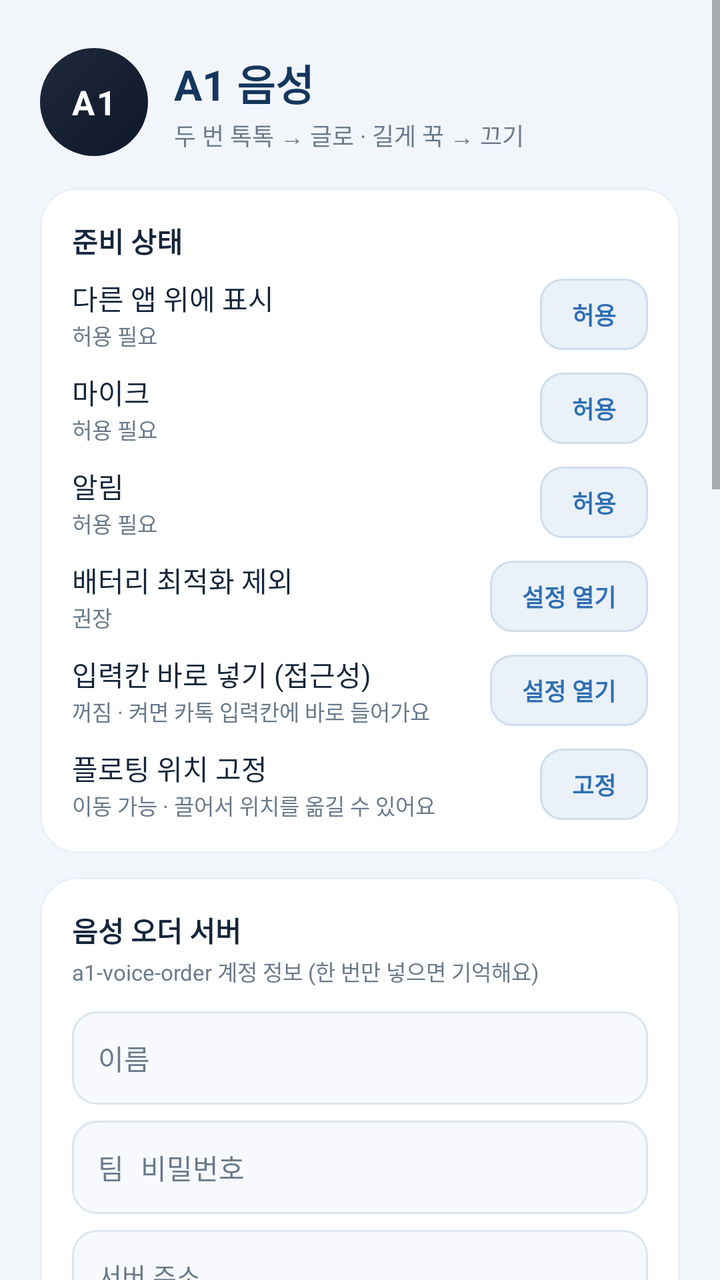
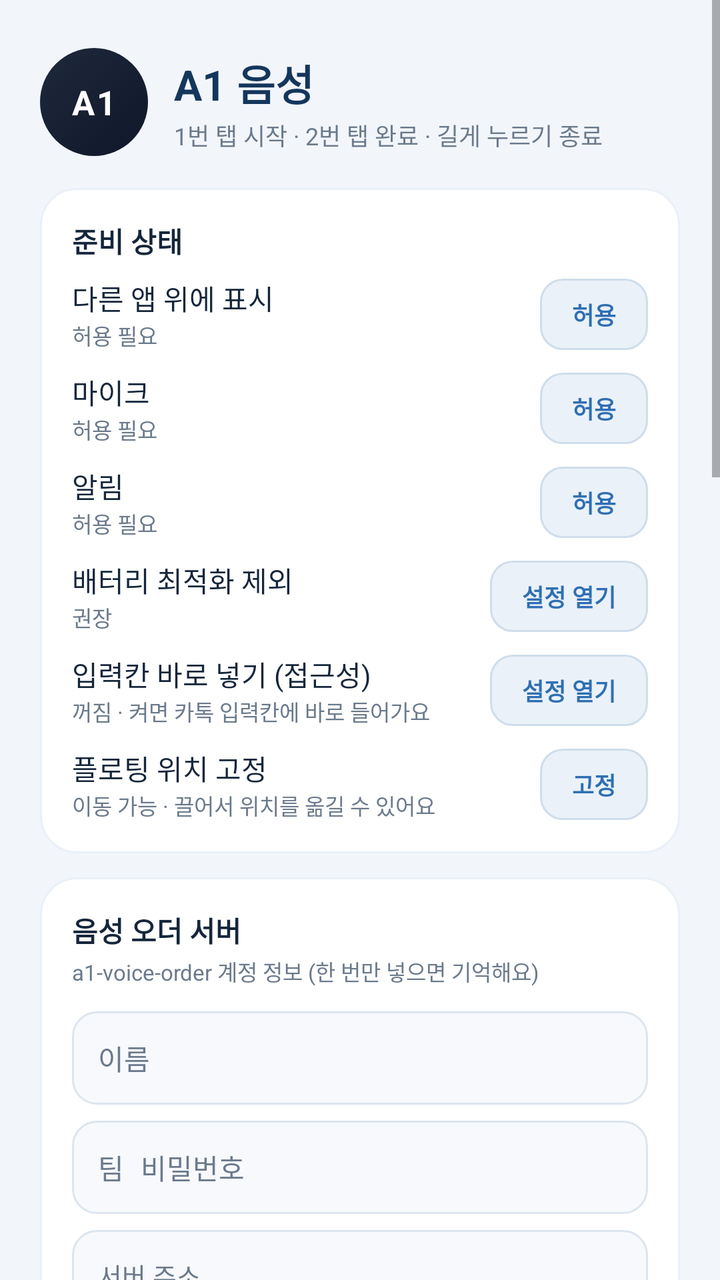

Two renders of the same Android screen: before a commit and after it. Below are the layout's source before the change and the commit's diff.
<!-- AndroidManifest.xml: application theme AppTheme -->
<!-- res/layout/activity_main.xml -->
<?xml version="1.0" encoding="utf-8"?>
<ScrollView xmlns:android="http://schemas.android.com/apk/res/android"
    android:layout_width="match_parent"
    android:layout_height="match_parent"
    android:background="@color/bg"
    android:fillViewport="true">

    <LinearLayout
        android:layout_width="match_parent"
        android:layout_height="wrap_content"
        android:orientation="vertical"
        android:paddingLeft="20dp"
        android:paddingRight="20dp"
        android:paddingTop="24dp"
        android:paddingBottom="28dp">

        <LinearLayout
            android:layout_width="match_parent"
            android:layout_height="wrap_content"
            android:orientation="horizontal"
            android:gravity="center_vertical">

            <FrameLayout
                android:layout_width="54dp"
                android:layout_height="54dp">

                <View
                    android:layout_width="match_parent"
                    android:layout_height="match_parent"
                    android:background="@drawable/bg_logo"/>

                <TextView
                    android:layout_width="wrap_content"
                    android:layout_height="wrap_content"
                    android:layout_gravity="center"
                    android:text="A1"
                    android:textColor="@color/white"
                    android:textSize="17sp"
                    android:textStyle="bold"
                    android:letterSpacing="0.06"/>
            </FrameLayout>

            <LinearLayout
                android:layout_width="0dp"
                android:layout_height="wrap_content"
                android:layout_weight="1"
                android:layout_marginLeft="13dp"
                android:orientation="vertical">

                <TextView
                    android:layout_width="wrap_content"
                    android:layout_height="wrap_content"
                    android:text="A1 음성"
                    android:textColor="@color/brand_navy"
                    android:textSize="21sp"
                    android:textStyle="bold"/>

                <TextView
                    android:layout_width="wrap_content"
                    android:layout_height="wrap_content"
                    android:layout_marginTop="2dp"
                    android:text="두 번 톡톡 → 글로 · 길게 꾹 → 끄기"
                    android:textColor="@color/text_secondary"
                    android:textSize="12sp"/>
            </LinearLayout>
        </LinearLayout>

        <LinearLayout
            android:layout_width="match_parent"
            android:layout_height="wrap_content"
            android:orientation="vertical"
            android:background="@drawable/bg_card"
            android:padding="16dp"
            android:layout_marginTop="16dp">

            <TextView
                android:layout_width="wrap_content"
                android:layout_height="wrap_content"
                android:text="준비 상태"
                android:textColor="@color/text_primary"
                android:textSize="14sp"
                android:textStyle="bold"/>

            <LinearLayout
                android:layout_width="match_parent"
                android:layout_height="wrap_content"
                android:layout_marginTop="8dp"
                android:orientation="horizontal"
                android:gravity="center_vertical">

                <LinearLayout
                    android:layout_width="0dp"
                    android:layout_height="wrap_content"
                    android:layout_weight="1"
                    android:orientation="vertical">

                    <TextView
                        android:layout_width="wrap_content"
                        android:layout_height="wrap_content"
                        android:text="다른 앱 위에 표시"
                        android:textColor="@color/text_primary"
                        android:textSize="14sp"/>

                    <TextView
                        android:id="@+id/tv_overlay"
                        android:layout_width="wrap_content"
                        android:layout_height="wrap_content"
                        android:text="허용 필요"
                        android:textColor="@color/text_secondary"
                        android:textSize="11sp"/>
                </LinearLayout>

                <TextView
                    android:id="@+id/btn_overlay"
                    android:layout_width="wrap_content"
                    android:layout_height="wrap_content"
                    android:background="@drawable/bg_btn_small"
                    android:paddingLeft="16dp"
                    android:paddingRight="16dp"
                    android:paddingTop="9dp"
                    android:paddingBottom="9dp"
                    android:text="허용"
                    android:textColor="@color/brand_blue"
                    android:textSize="12sp"
                    android:textStyle="bold"/>
            </LinearLayout>

            <LinearLayout
                android:layout_width="match_parent"
                android:layout_height="wrap_content"
                android:layout_marginTop="10dp"
                android:orientation="horizontal"
                android:gravity="center_vertical">

                <LinearLayout
                    android:layout_width="0dp"
                    android:layout_height="wrap_content"
                    android:layout_weight="1"
                    android:orientation="vertical">

                    <TextView
                        android:layout_width="wrap_content"
                        android:layout_height="wrap_content"
                        android:text="마이크"
                        android:textColor="@color/text_primary"
                        android:textSize="14sp"/>

                    <TextView
                        android:id="@+id/tv_mic"
                        android:layout_width="wrap_content"
                        android:layout_height="wrap_content"
                        android:text="허용 필요"
                        android:textColor="@color/text_secondary"
                        android:textSize="11sp"/>
                </LinearLayout>

                <TextView
                    android:id="@+id/btn_mic"
                    android:layout_width="wrap_content"
                    android:layout_height="wrap_content"
                    android:background="@drawable/bg_btn_small"
                    android:paddingLeft="16dp"
                    android:paddingRight="16dp"
                    android:paddingTop="9dp"
                    android:paddingBottom="9dp"
                    android:text="허용"
                    android:textColor="@color/brand_blue"
                    android:textSize="12sp"
                    android:textStyle="bold"/>
            </LinearLayout>

            <LinearLayout
                android:layout_width="match_parent"
                android:layout_height="wrap_content"
                android:layout_marginTop="10dp"
                android:orientation="horizontal"
                android:gravity="center_vertical">

                <LinearLayout
                    android:layout_width="0dp"
                    android:layout_height="wrap_content"
                    android:layout_weight="1"
                    android:orientation="vertical">

                    <TextView
                        android:layout_width="wrap_content"
                        android:layout_height="wrap_content"
                        android:text="알림"
                        android:textColor="@color/text_primary"
                        android:textSize="14sp"/>

                    <TextView
                        android:id="@+id/tv_noti"
                        android:layout_width="wrap_content"
                        android:layout_height="wrap_content"
                        android:text="허용 필요"
                        android:textColor="@color/text_secondary"
                        android:textSize="11sp"/>
                </LinearLayout>

                <TextView
                    android:id="@+id/btn_noti"
                    android:layout_width="wrap_content"
                    android:layout_height="wrap_content"
                    android:background="@drawable/bg_btn_small"
                    android:paddingLeft="16dp"
                    android:paddingRight="16dp"
                    android:paddingTop="9dp"
                    android:paddingBottom="9dp"
                    android:text="허용"
                    android:textColor="@color/brand_blue"
                    android:textSize="12sp"
                    android:textStyle="bold"/>
            </LinearLayout>

            <LinearLayout
                android:layout_width="match_parent"
                android:layout_height="wrap_content"
                android:layout_marginTop="10dp"
                android:orientation="horizontal"
                android:gravity="center_vertical">

                <LinearLayout
                    android:layout_width="0dp"
                    android:layout_height="wrap_content"
                    android:layout_weight="1"
                    android:orientation="vertical">

                    <TextView
                        android:layout_width="wrap_content"
                        android:layout_height="wrap_content"
                        android:text="배터리 최적화 제외"
                        android:textColor="@color/text_primary"
                        android:textSize="14sp"/>

                    <TextView
                        android:id="@+id/tv_battery"
                        android:layout_width="wrap_content"
                        android:layout_height="wrap_content"
                        android:text="권장"
                        android:textColor="@color/text_secondary"
                        android:textSize="11sp"/>
                </LinearLayout>

                <TextView
                    android:id="@+id/btn_battery"
                    android:layout_width="wrap_content"
                    android:layout_height="wrap_content"
                    android:background="@drawable/bg_btn_small"
                    android:paddingLeft="16dp"
                    android:paddingRight="16dp"
                    android:paddingTop="9dp"
                    android:paddingBottom="9dp"
                    android:text="설정 열기"
                    android:textColor="@color/brand_blue"
                    android:textSize="12sp"
                    android:textStyle="bold"/>
            </LinearLayout>

            <LinearLayout
                android:layout_width="match_parent"
                android:layout_height="wrap_content"
                android:layout_marginTop="10dp"
                android:orientation="horizontal"
                android:gravity="center_vertical">

                <LinearLayout
                    android:layout_width="0dp"
                    android:layout_height="wrap_content"
                    android:layout_weight="1"
                    android:orientation="vertical">

                    <TextView
                        android:layout_width="wrap_content"
                        android:layout_height="wrap_content"
                        android:text="입력칸 바로 넣기 (접근성)"
                        android:textColor="@color/text_primary"
                        android:textSize="14sp"/>

                    <TextView
                        android:id="@+id/tv_access"
                        android:layout_width="wrap_content"
                        android:layout_height="wrap_content"
                        android:text="꺼짐 · 켜면 카톡 입력칸에 바로 들어가요"
                        android:textColor="@color/text_secondary"
                        android:textSize="11sp"/>
                </LinearLayout>

                <TextView
                    android:id="@+id/btn_access"
                    android:layout_width="wrap_content"
                    android:layout_height="wrap_content"
                    android:background="@drawable/bg_btn_small"
                    android:paddingLeft="16dp"
                    android:paddingRight="16dp"
                    android:paddingTop="9dp"
                    android:paddingBottom="9dp"
                    android:text="설정 열기"
                    android:textColor="@color/brand_blue"
                    android:textSize="12sp"
                    android:textStyle="bold"/>
            </LinearLayout>

            
            <LinearLayout
                android:layout_width="match_parent"
                android:layout_height="wrap_content"
                android:layout_marginTop="10dp"
                android:orientation="horizontal"
                android:gravity="center_vertical">

                <LinearLayout
                    android:layout_width="0dp"
                    android:layout_height="wrap_content"
                    android:layout_weight="1"
                    android:orientation="vertical">

                    <TextView
                        android:layout_width="wrap_content"
                        android:layout_height="wrap_content"
                        android:text="플로팅 위치 고정"
                        android:textColor="@color/text_primary"
                        android:textSize="14sp"/>

                    <TextView
                        android:id="@+id/tv_lock"
                        android:layout_width="wrap_content"
                        android:layout_height="wrap_content"
                        android:text="이동 가능 · 끌어서 위치를 옮길 수 있어요"
                        android:textColor="@color/text_secondary"
                        android:textSize="11sp"/>
                </LinearLayout>

                <TextView
                    android:id="@+id/btn_lock"
                    android:layout_width="wrap_content"
                    android:layout_height="wrap_content"
                    android:background="@drawable/bg_btn_small"
                    android:paddingLeft="16dp"
                    android:paddingRight="16dp"
                    android:paddingTop="9dp"
                    android:paddingBottom="9dp"
                    android:text="고정"
                    android:textColor="@color/brand_blue"
                    android:textSize="12sp"
                    android:textStyle="bold"/>
            </LinearLayout>
        </LinearLayout>

        <LinearLayout
            android:layout_width="match_parent"
            android:layout_height="wrap_content"
            android:orientation="vertical"
            android:background="@drawable/bg_card"
            android:padding="16dp"
            android:layout_marginTop="12dp">

            <TextView
                android:layout_width="wrap_content"
                android:layout_height="wrap_content"
                android:text="음성 오더 서버"
                android:textColor="@color/text_primary"
                android:textSize="14sp"
                android:textStyle="bold"/>

            <TextView
                android:layout_width="wrap_content"
                android:layout_height="wrap_content"
                android:layout_marginTop="2dp"
                android:text="a1-voice-order 계정 정보 (한 번만 넣으면 기억해요)"
                android:textColor="@color/text_secondary"
                android:textSize="11sp"/>

            <EditText
                android:id="@+id/et_name"
                android:layout_width="match_parent"
                android:layout_height="wrap_content"
                android:layout_marginTop="12dp"
                android:background="@drawable/bg_input"
                android:padding="13dp"
                android:hint="이름"
                android:textSize="14sp"
                android:textColor="@color/text_primary"
                android:textColorHint="@color/text_secondary"
                android:inputType="textPersonName"
                android:singleLine="true"/>

            <EditText
                android:id="@+id/et_pass"
                android:layout_width="match_parent"
                android:layout_height="wrap_content"
                android:layout_marginTop="8dp"
                android:background="@drawable/bg_input"
                android:padding="13dp"
                android:hint="팀 비밀번호"
                android:textSize="14sp"
                android:textColor="@color/text_primary"
                android:textColorHint="@color/text_secondary"
                android:inputType="textPassword"
                android:singleLine="true"/>

            <EditText
                android:id="@+id/et_server"
                android:layout_width="match_parent"
                android:layout_height="wrap_content"
                android:layout_marginTop="8dp"
                android:background="@drawable/bg_input"
                android:padding="13dp"
                android:hint="서버 주소"
                android:textSize="13sp"
                android:textColor="@color/text_primary"
                android:textColorHint="@color/text_secondary"
                android:inputType="textUri"
                android:singleLine="true"/>

            <LinearLayout
                android:layout_width="match_parent"
                android:layout_height="wrap_content"
                android:layout_marginTop="12dp"
                android:orientation="horizontal"
                android:gravity="center_vertical">

                <TextView
                    android:id="@+id/tv_save"
                    android:layout_width="0dp"
                    android:layout_height="wrap_content"
                    android:layout_weight="1"
                    android:text=""
                    android:textColor="@color/brand_blue"
                    android:textSize="12sp"/>

                <TextView
                    android:id="@+id/btn_save"
                    android:layout_width="wrap_content"
                    android:layout_height="wrap_content"
                    android:background="@drawable/bg_btn_primary"
                    android:paddingLeft="22dp"
                    android:paddingRight="22dp"
                    android:paddingTop="11dp"
                    android:paddingBottom="11dp"
                    android:text="저장"
                    android:textColor="@color/white"
                    android:textSize="13sp"
                    android:textStyle="bold"/>
            </LinearLayout>
        </LinearLayout>

        <LinearLayout
            android:layout_width="match_parent"
            android:layout_height="wrap_content"
            android:orientation="vertical"
            android:background="@drawable/bg_card"
            android:padding="16dp"
            android:layout_marginTop="12dp">

            <TextView
                android:layout_width="wrap_content"
                android:layout_height="wrap_content"
                android:text="쓰는 방법"
                android:textColor="@color/text_primary"
                android:textSize="14sp"
                android:textStyle="bold"/>

            <TextView
                android:layout_width="match_parent"
                android:layout_height="wrap_content"
                android:layout_marginTop="8dp"
                android:text="1. 이름과 팀 비밀번호를 넣고 [저장] → 로그인이 확인되면 아래 버튼으로 A1 배지를 띄웁니다(반투명 둥근 배지 + 상태 점).\n2. 카톡·문자·네이트온 어디서든 A1을 두 번 톡톡 누르고 말합니다. 말하는 동안 A1 위에 작은 자막이 실시간으로 떠서 최근 말이 계속 보입니다.\n3. 말이 끝나면 A1을 한 번 누릅니다. 자막 창이 닫히고 정확한 글자(OpenAI)로 바뀌어 입력칸에 들어갑니다. (2분이 지나면 자동 종료)\n4. 접근성을 켜 두면 말이 끝난 자리(입력칸)에 글자가 바로 들어갑니다. 꺼 두면 지금처럼 복사 창이 떠요.\n5. A1을 길게 꾹 누르면 플로팅이 꺼집니다(녹음 중이면 그 녹음은 버립니다). 녹음 파일로 저장하려면 알림의 [녹음] 또는 결과 창의 [녹음]을 누르고, 끝나면 A1을 한 번 누릅니다 → Recordings/A1녹음 (최대 60분).\n6. 배지 상태 점: 초록=켜짐/대기, 하늘색=말하는 중, 노랑=글자로 바꾸는 중.\n7. 폰에 있는 통화·회의 녹음은 플로팅 버튼 아래 [음성 파일 변환]에서 열면 15분씩 나눠 글로 바꾸고, 기록은 이 폰에만 저장됩니다.\n8. 홈 화면 위젯(점 초록=켜짐/회색=꺼짐)을 한 번 누르거나 상단 빠른 설정 타일로 켜고 끌 수 있습니다. 배지가 자꾸 움직이면 위 [플로팅 위치 고정]을 켜 두세요."
                android:textColor="@color/text_secondary"
                android:textSize="12sp"
                android:lineSpacingExtra="4dp"/>
        </LinearLayout>

        <TextView
            android:id="@+id/btn_toggle"
            android:layout_width="match_parent"
            android:layout_height="wrap_content"
            android:layout_marginTop="18dp"
            android:background="@drawable/bg_btn_primary"
            android:gravity="center"
            android:paddingTop="18dp"
            android:paddingBottom="18dp"
            android:text="플로팅 켜기"
            android:textColor="@color/white"
            android:textSize="16sp"
            android:textStyle="bold"/>

        <TextView
            android:id="@+id/tv_toggle_hint"
            android:layout_width="match_parent"
            android:layout_height="wrap_content"
            android:layout_marginTop="9dp"
            android:gravity="center"
            android:text="켜 두면 다른 앱을 써도 A1이 화면 위에 떠 있어요."
            android:textColor="@color/text_secondary"
            android:textSize="11sp"/>

        <LinearLayout
            android:layout_width="match_parent"
            android:layout_height="wrap_content"
            android:orientation="vertical"
            android:background="@drawable/bg_card"
            android:padding="16dp"
            android:layout_marginTop="14dp">

            <TextView
                android:layout_width="wrap_content"
                android:layout_height="wrap_content"
                android:text="음성 파일 변환 (녹음 열기)"
                android:textColor="@color/text_primary"
                android:textSize="14sp"
                android:textStyle="bold"/>

            <TextView
                android:layout_width="match_parent"
                android:layout_height="wrap_content"
                android:layout_marginTop="3dp"
                android:text="폰에 있는 통화·회의 녹음(m4a·mp3·wav·ogg…)을 열어 글로 바꿔요. 15분이 넘으면 자동으로 나눠서 순서대로 변환합니다."
                android:textColor="@color/text_secondary"
                android:textSize="11sp"
                android:lineSpacingExtra="2dp"/>

            <LinearLayout
                android:layout_width="match_parent"
                android:layout_height="wrap_content"
                android:layout_marginTop="12dp"
                android:orientation="horizontal">

                <TextView
                    android:id="@+id/btn_pick_file"
                    android:layout_width="0dp"
                    android:layout_height="wrap_content"
                    android:layout_weight="1"
                    android:layout_marginRight="8dp"
                    android:background="@drawable/bg_btn_primary"
                    android:gravity="center"
                    android:paddingTop="14dp"
                    android:paddingBottom="14dp"
                    android:text="녹음 파일 열기"
                    android:textColor="@color/white"
                    android:textSize="14sp"
                    android:textStyle="bold"/>

                <TextView
                    android:id="@+id/btn_pick_folder"
                    android:layout_width="wrap_content"
                    android:layout_height="wrap_content"
                    android:background="@drawable/bg_btn_small"
                    android:paddingLeft="16dp"
                    android:paddingRight="16dp"
                    android:paddingTop="9dp"
                    android:paddingBottom="9dp"
                    android:text="폴더 열기"
                    android:textColor="@color/brand_blue"
                    android:textSize="12sp"
                    android:textStyle="bold"/>
            </LinearLayout>

            <LinearLayout
                android:layout_width="match_parent"
                android:layout_height="wrap_content"
                android:layout_marginTop="12dp"
                android:orientation="horizontal"
                android:gravity="center_vertical">

                <TextView
                    android:id="@+id/tv_history"
                    android:layout_width="0dp"
                    android:layout_height="wrap_content"
                    android:layout_weight="1"
                    android:text="변환 기록 0건 · 이 기기에만 저장"
                    android:textColor="@color/text_secondary"
                    android:textSize="11sp"/>

                <TextView
                    android:id="@+id/btn_history"
                    android:layout_width="wrap_content"
                    android:layout_height="wrap_content"
                    android:background="@drawable/bg_btn_small"
                    android:paddingLeft="16dp"
                    android:paddingRight="16dp"
                    android:paddingTop="9dp"
                    android:paddingBottom="9dp"
                    android:text="기록 보기"
                    android:textColor="@color/brand_blue"
                    android:textSize="12sp"
                    android:textStyle="bold"/>
            </LinearLayout>
        </LinearLayout>

        <TextView
            android:id="@+id/tv_version"
            android:layout_width="match_parent"
            android:layout_height="wrap_content"
            android:layout_marginTop="14dp"
            android:gravity="center"
            android:padding="6dp"
            android:text="A1 음성 v1.8"
            android:textColor="@color/text_secondary"
            android:textSize="10sp"/>
    </LinearLayout>
</ScrollView>
<!-- resources referenced by this layout -->
<resources>
  <color name="bg">#F2F6FB</color>
  <color name="brand_blue">#2F6FB2</color>
  <color name="brand_navy">#14365D</color>
  <color name="text_primary">#15263B</color>
  <color name="text_secondary">#6B7A8C</color>
  <color name="white">#FFFFFF</color>
  <!-- drawable bg_btn_primary (drawable) -->
  <?xml version="1.0" encoding="utf-8"?>
  <shape xmlns:android="http://schemas.android.com/apk/res/android" android:shape="rectangle">
      <gradient android:type="linear" android:angle="0" android:startColor="#2F6FB2" android:endColor="#14365D"/>
      <corners android:radius="14dp"/>
  </shape>
  <!-- drawable bg_btn_small (drawable) -->
  <?xml version="1.0" encoding="utf-8"?>
  <shape xmlns:android="http://schemas.android.com/apk/res/android" android:shape="rectangle">
      <solid android:color="#EAF1F9"/>
      <corners android:radius="11dp"/>
      <stroke android:width="1dp" android:color="#CFDDEB"/>
  </shape>
  <!-- drawable bg_card (drawable) -->
  <?xml version="1.0" encoding="utf-8"?>
  <shape xmlns:android="http://schemas.android.com/apk/res/android" android:shape="rectangle">
      <solid android:color="@color/card"/>
      <corners android:radius="18dp"/>
      <stroke android:width="1dp" android:color="#EAF0F7"/>
  </shape>
  <!-- drawable bg_input (drawable) -->
  <?xml version="1.0" encoding="utf-8"?>
  <shape xmlns:android="http://schemas.android.com/apk/res/android" android:shape="rectangle">
      <solid android:color="#F7F9FC"/>
      <corners android:radius="12dp"/>
      <stroke android:width="1dp" android:color="@color/line"/>
  </shape>
  <!-- drawable bg_logo (drawable) -->
  <?xml version="1.0" encoding="utf-8"?>
  <shape xmlns:android="http://schemas.android.com/apk/res/android" android:shape="oval">
      <gradient android:type="linear" android:angle="315" android:startColor="#1E293B" android:endColor="#0F172A"/>
  </shape>
  <style name="AppTheme" parent="@android:style/Theme.Material.Light.NoActionBar">
          <item name="android:colorPrimary">@color/brand_navy</item>
          <item name="android:colorPrimaryDark">@color/brand_navy</item>
          <item name="android:colorAccent">@color/brand_blue</item>
          <item name="android:statusBarColor">@color/brand_navy</item>
          <item name="android:windowBackground">@color/bg</item>
      </style>
  <color name="card">#FFFFFF</color>
  <color name="line">#DCE5EF</color>
</resources>

<!-- the commit's change to res/layout/activity_main.xml (unified diff, before → after) -->
@@ -59,7 +59,7 @@
                     android:layout_width="wrap_content"
                     android:layout_height="wrap_content"
                     android:layout_marginTop="2dp"
-                    android:text="두 번 톡톡 → 글로 · 길게 꾹 → 끄기"
+                    android:text="1번 탭 시작 · 2번 탭 완료 · 길게 누르기 종료"
                     android:textColor="@color/text_secondary"
                     android:textSize="12sp"/>
             </LinearLayout>
@@ -465,7 +465,7 @@
                 android:layout_width="match_parent"
                 android:layout_height="wrap_content"
                 android:layout_marginTop="8dp"
-                android:text="1. 이름과 팀 비밀번호를 넣고 [저장] → 로그인이 확인되면 아래 버튼으로 A1 배지를 띄웁니다(반투명 둥근 배지 + 상태 점).\n2. 카톡·문자·네이트온 어디서든 A1을 두 번 톡톡 누르고 말합니다. 말하는 동안 A1 위에 작은 자막이 실시간으로 떠서 최근 말이 계속 보입니다.\n3. 말이 끝나면 A1을 한 번 누릅니다. 자막 창이 닫히고 정확한 글자(OpenAI)로 바뀌어 입력칸에 들어갑니다. (2분이 지나면 자동 종료)\n4. 접근성을 켜 두면 말이 끝난 자리(입력칸)에 글자가 바로 들어갑니다. 꺼 두면 지금처럼 복사 창이 떠요.\n5. A1을 길게 꾹 누르면 플로팅이 꺼집니다(녹음 중이면 그 녹음은 버립니다). 녹음 파일로 저장하려면 알림의 [녹음] 또는 결과 창의 [녹음]을 누르고, 끝나면 A1을 한 번 누릅니다 → Recordings/A1녹음 (최대 60분).\n6. 배지 상태 점: 초록=켜짐/대기, 하늘색=말하는 중, 노랑=글자로 바꾸는 중.\n7. 폰에 있는 통화·회의 녹음은 플로팅 버튼 아래 [음성 파일 변환]에서 열면 15분씩 나눠 글로 바꾸고, 기록은 이 폰에만 저장됩니다.\n8. 홈 화면 위젯(점 초록=켜짐/회색=꺼짐)을 한 번 누르거나 상단 빠른 설정 타일로 켜고 끌 수 있습니다. 배지가 자꾸 움직이면 위 [플로팅 위치 고정]을 켜 두세요."
+                android:text="1. 이름과 팀 비밀번호를 넣고 [저장] → 로그인이 확인되면 아래 버튼으로 마이크 배지를 띄웁니다(반투명 둥근 배지 + 마이크 + 상태 점).\n2. 카톡·문자·네이트온 어디서든 배지를 한 번 탭하고 말합니다 — 기다림 없이 바로 녹음이 시작됩니다. 말하는 동안 배지 위에 작은 자막이 실시간으로 떠서 최근 말이 계속 보입니다.\n3. 말이 끝나면 배지를 두 번 탭합니다. 자막 창이 닫히고 정확한 글자(OpenAI)로 바뀌어 입력칸에 들어갑니다. (2분이 지나면 자동 종료)\n4. 접근성을 켜 두면 말이 끝난 자리(입력칸)에 글자가 바로 들어갑니다. 꺼 두면 지금처럼 복사 창이 떠요.\n5. 배지를 길게 누르면 플로팅이 종료됩니다(녹음 중이면 그 녹음은 버립니다). 녹음 파일로 저장하려면 알림의 [녹음] 또는 결과 창의 [녹음]을 누르고, 끝나면 배지를 한 번 탭합니다 → Recordings/A1녹음 (최대 60분).\n6. 배지 상태 점: 초록=켜짐/대기, 하늘색=말하는 중, 노랑=글자로 바꾸는 중.\n7. 폰에 있는 통화·회의 녹음은 플로팅 버튼 아래 [음성 파일 변환]에서 열면 15분씩 나눠 글로 바꾸고, 기록은 이 폰에만 저장됩니다.\n8. 홈 화면 위젯(점 초록=켜짐/회색=꺼짐)을 한 번 누르거나 상단 빠른 설정 타일로 켜고 끌 수 있습니다. 배지는 끌어서 놓은 자리에 그대로 머물고, 움직이지 않게 하려면 위 [플로팅 위치 고정]을 켜 두세요."
                 android:textColor="@color/text_secondary"
                 android:textSize="12sp"
                 android:lineSpacingExtra="4dp"/>
